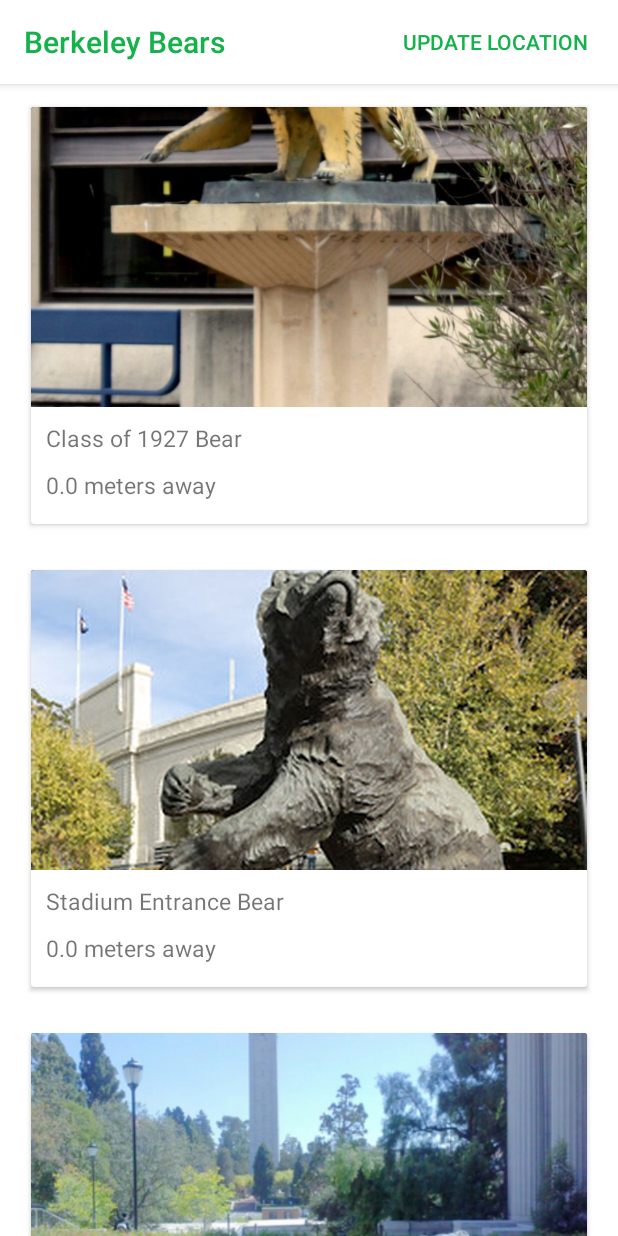
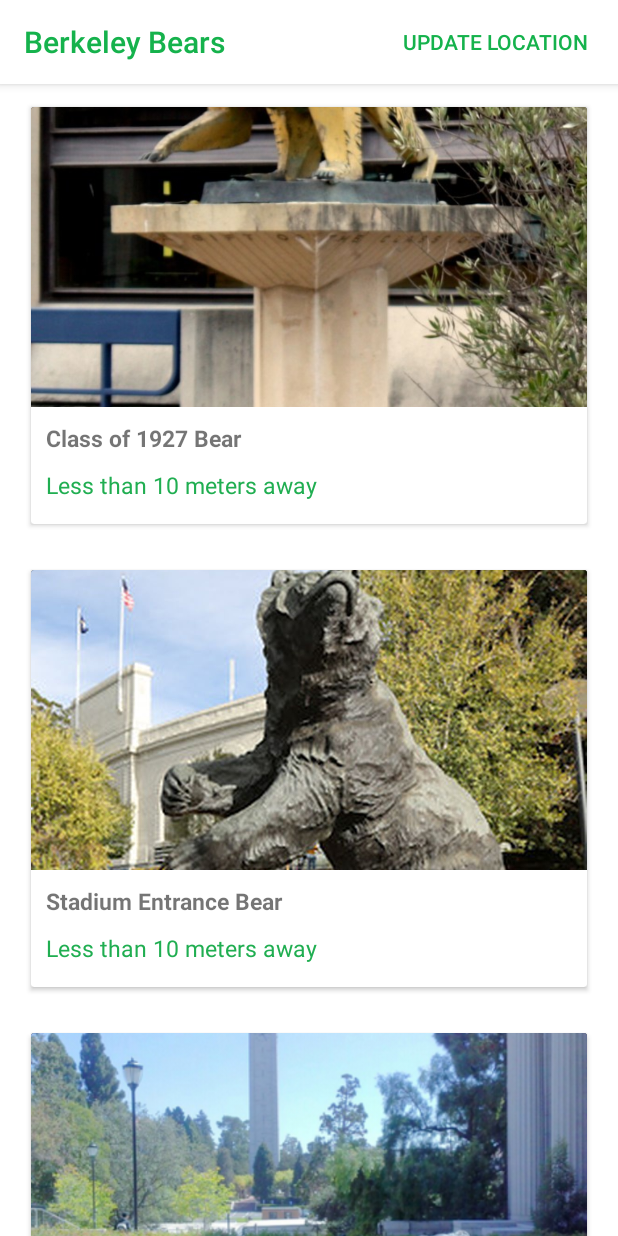
Before and after one commit to taoong/location-based-message-board, an Android app: the MainActivity screen opened directly, with no data from a screen before it, on a phone screen of 412 x 824 dp. Run offline under Robolectric (Android 15) with nearby library versions, the phone set to English and light mode, and no system bars; 1 statement that could not run was skipped.

Commit message:
All done.

```diff
--- a/app/src/main/java/com/example/cs160_sp18/prog3/MainActivity.java
+++ b/app/src/main/java/com/example/cs160_sp18/prog3/MainActivity.java
@@ -6,6 +6,7 @@ import android.content.pm.PackageManager;
 import android.location.Location;
 import android.location.LocationListener;
 import android.location.LocationManager;
+import android.os.SystemClock;
 import android.support.design.widget.CoordinatorLayout;
 import android.support.v4.app.ActivityCompat;
 import android.support.v4.content.ContextCompat;
@@ -59,6 +60,7 @@ public class MainActivity extends AppCompatActivity implements LocationListener
                 sampleLocation.setLatitude(37.869288d);
                 sampleLocation.setLongitude(-122.260125d);
                 onLocationChanged(sampleLocation);
+                SystemClock.sleep(1500);
                 setAdapterAndUpdateData();
             }
         });
--- a/app/src/main/java/com/example/cs160_sp18/prog3/MainAdapter.java
+++ b/app/src/main/java/com/example/cs160_sp18/prog3/MainAdapter.java
@@ -2,10 +2,12 @@ package com.example.cs160_sp18.prog3;
 
 import android.content.Context;
 import android.content.Intent;
+import android.graphics.Color;
 import android.location.Location;
 import android.location.LocationListener;
 import android.location.LocationManager;
 import android.os.Bundle;
+import android.support.design.widget.Snackbar;
 import android.support.v7.widget.RecyclerView;
 import android.view.LayoutInflater;
 import android.view.View;
@@ -76,10 +78,15 @@ class LandmarkViewHolder extends RecyclerView.ViewHolder{
         itemView.setOnClickListener(new View.OnClickListener() {
             @Override
             public void onClick(View view) {
-                Intent intent = new Intent(itemView.getContext(), CommentFeedActivity.class);
-                intent.putExtra("title", title);
-                intent.putExtra("username", username);
-                itemView.getContext().startActivity(intent);
+                if (mDistanceTextView.getText().toString().split(" ").length > 3) {
+                    Intent intent = new Intent(itemView.getContext(), CommentFeedActivity.class);
+                    intent.putExtra("title", title);
+                    intent.putExtra("username", username);
+                    itemView.getContext().startActivity(intent);
+                } else {
+                    Snackbar.make(view, "You must be within 10 meters of a landmark to access its message board!", Snackbar.LENGTH_LONG)
+                            .setAction("Action", null).show();
+                }
             }
         });
     }
@@ -87,8 +94,14 @@ class LandmarkViewHolder extends RecyclerView.ViewHolder{
     void bind(Landmark landmark, Location location) {
         mNameTextView.setText(landmark.name);
         title = landmark.name;
-        mDistanceTextView.setText(Float.toString(landmark.getDistance(location)) + " meters away");
         mThumbnailImageView.setImageResource(landmark.thumbnail);
+        if (Math.round(landmark.getDistance(location)) < 10) {
+            mDistanceTextView.setText("Less than 10 meters away");
+            mDistanceTextView.setTextColor(Color.parseColor("#20ae51"));
+        } else {
+            mDistanceTextView.setText(Math.round(landmark.getDistance(location)) + " meters away");
+        }
+
     }
 
 }
--- a/app/src/main/res/layout/landmark_layout.xml
+++ b/app/src/main/res/layout/landmark_layout.xml
@@ -36,6 +36,7 @@
             <TextView
                 android:id="@+id/location_name"
                 android:text="Landmark Name"
+                android:textStyle="bold"
                 android:layout_width="match_parent"
                 android:layout_height="wrap_content"
                 android:layout_below="@id/thumbnail"
```
